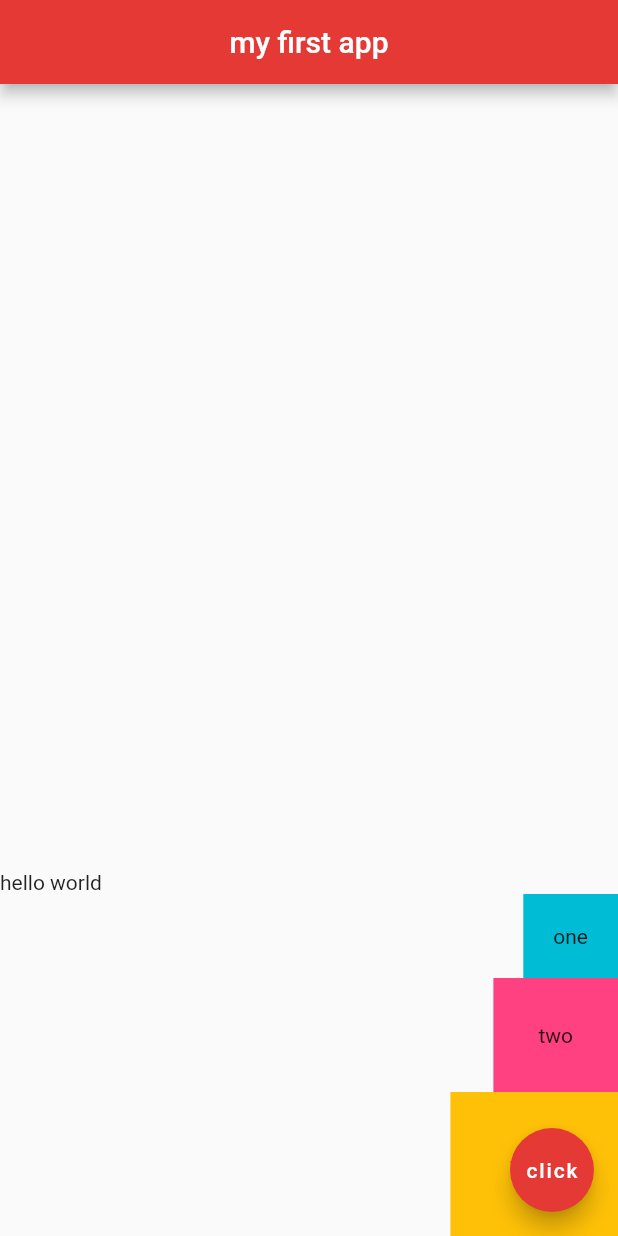
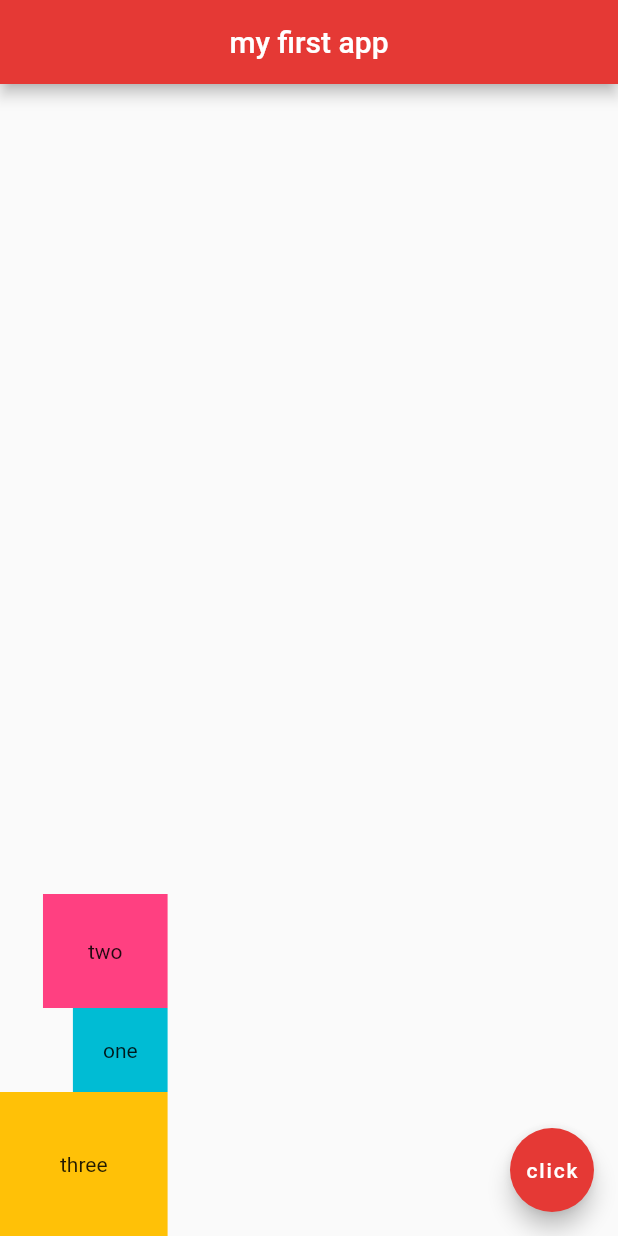
Before and after one commit to carameeapele/Flutter-Tutorial, a Flutter app: the screen it shows after launch, on a phone screen of 412 x 824 dp. Run offline on Flutter 3.47's test engine with Material 2 defaults, Android fonts, the phone set to English and light mode, and no system bars.

Commit message:
lesson 13

```diff
--- a/lib/main.dart
+++ b/lib/main.dart
@@ -1,10 +1,7 @@
 import 'package:flutter/cupertino.dart';
 import 'package:flutter/material.dart';
 
-void main() => runApp(MaterialApp(
-  home: Home()
-));
-
+void main() => runApp(MaterialApp(home: Home()));
 
 class Home extends StatelessWidget {
   @override
@@ -19,21 +16,15 @@ class Home extends StatelessWidget {
         mainAxisAlignment: MainAxisAlignment.end,
         crossAxisAlignment: CrossAxisAlignment.end,
         children: <Widget>[
-          Row(
-            children: <Widget>[
-              Text('hello'),
-              Text(' world'),
-            ],
+          Container(
+            padding: EdgeInsets.all(30.0),
+            color: Colors.pinkAccent,
+            child: Text('two'),
           ),
           Container(
             padding: EdgeInsets.all(20.0),
             color: Colors.cyan,
             child: Text('one'),
-          ),
-          Container(
-            padding: EdgeInsets.all(30.0),
-            color: Colors.pinkAccent,
-            child: Text('two'),
           ),
           Container(
             padding: EdgeInsets.all(40.0),
```
